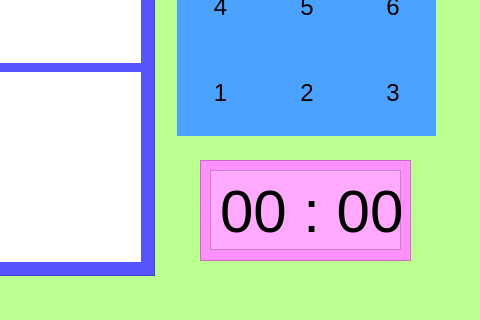
The window that GUI/GUI_sudoku/window3.ui (teeraphat147258/Group12SudokuGame) describes before a commit, drawn with Qt 5; both pictures show x 520 to 1000 and y 480 to 800 of the 1000 by 800 pixel window.
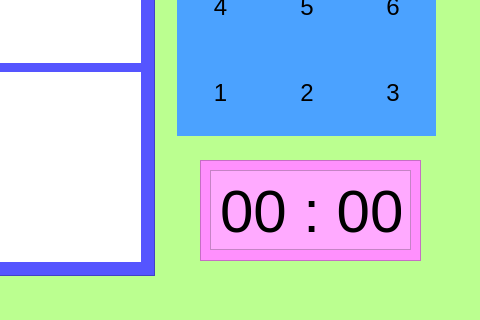
The same window after the commit.

```diff
--- a/GUI/GUI_sudoku/window3.ui
+++ b/GUI/GUI_sudoku/window3.ui
@@ -2435,7 +2435,7 @@
     <rect>
      <x>720</x>
      <y>640</y>
-     <width>211</width>
+     <width>221</width>
      <height>101</height>
     </rect>
    </property>
@@ -2456,7 +2456,7 @@
     <rect>
      <x>730</x>
      <y>650</y>
-     <width>191</width>
+     <width>201</width>
      <height>80</height>
     </rect>
    </property>
```
Left out of the diff: 48 changed lines with no effect on the pictures.
